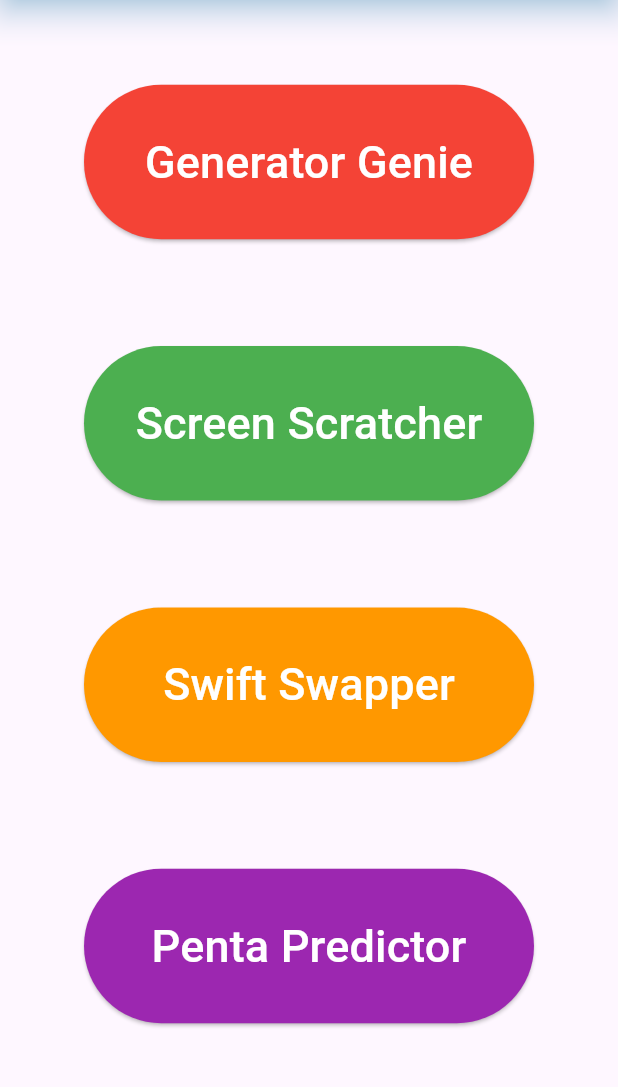
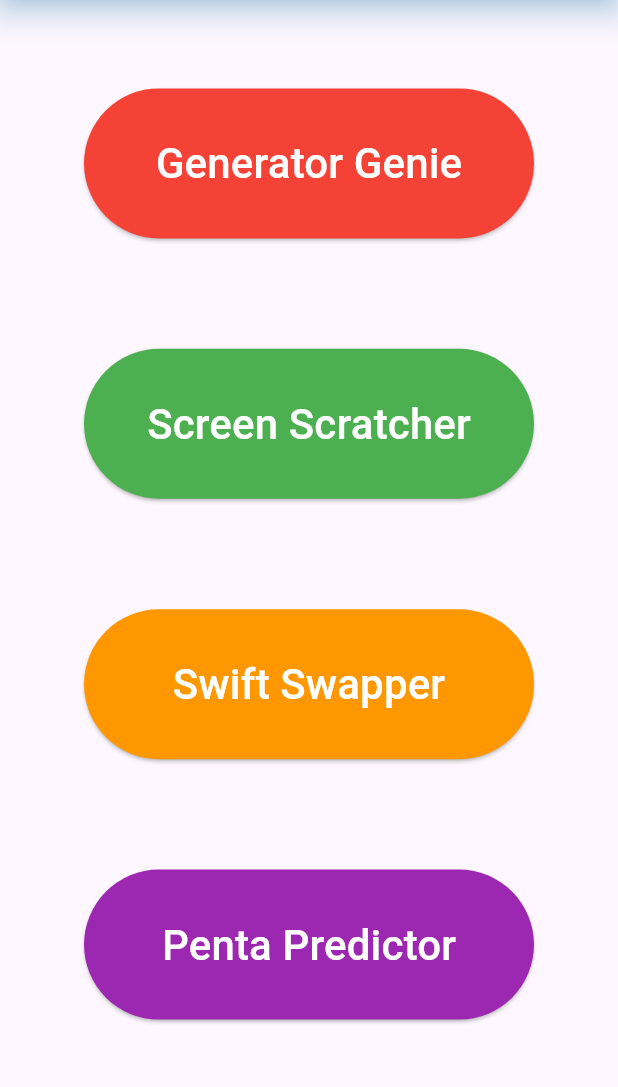
Before and after one commit to santosh50/CardicianApp-v2.0, a Flutter app: the screen it shows after launch, on a phone screen of 412 x 824 dp, the part 106-1193 px from its top. Run offline on Flutter 3.47's test engine with Material 3 defaults, Android fonts, the phone set to English and light mode, and no system bars; our stand-ins replace animated_text_kit, flip_card; missing offline and left inert: playing_cards, scratcher, shake_detector.

Commit message:
Decrease font size of text buttons

```diff
--- a/lib/pages/card_predictor.dart
+++ b/lib/pages/card_predictor.dart
@@ -12,7 +12,7 @@ class CardPredictor extends StatefulWidget {
 
 class _CardPredictorState extends State<CardPredictor> {
   late List<MagicCard> cardList; // List of 4 input cards
-  bool isTitleShown = true;
+  bool isTitleShown = true; // Title toggle
 
   @override
   void initState() {
--- a/lib/pages/homepage.dart
+++ b/lib/pages/homepage.dart
@@ -54,7 +54,7 @@ class HomePage extends StatelessWidget {
                 child: const Text(
                   'Generator Genie',
                   style: TextStyle(
-                    fontSize: 30,
+                    fontSize: 28,
                     color: Colors.white,
                   ),
                 ),
@@ -70,7 +70,7 @@ class HomePage extends StatelessWidget {
                 child: const Text(
                   'Screen Scratcher',
                   style: TextStyle(
-                    fontSize: 30,
+                    fontSize: 28,
                     color: Colors.white,
                   ),
                 ),
@@ -87,7 +87,7 @@ class HomePage extends StatelessWidget {
                 child: const Text(
                   'Swift Swapper',
                   style: TextStyle(
-                    fontSize: 30,
+                    fontSize: 28,
                     color: Colors.white,
                   ),
                 ),
@@ -103,7 +103,7 @@ class HomePage extends StatelessWidget {
                 child: const Text(
                   'Penta Predictor',
                   style: TextStyle(
-                    fontSize: 30,
+                    fontSize: 28,
                     color: Colors.white,
                   ),
                 ),
```
